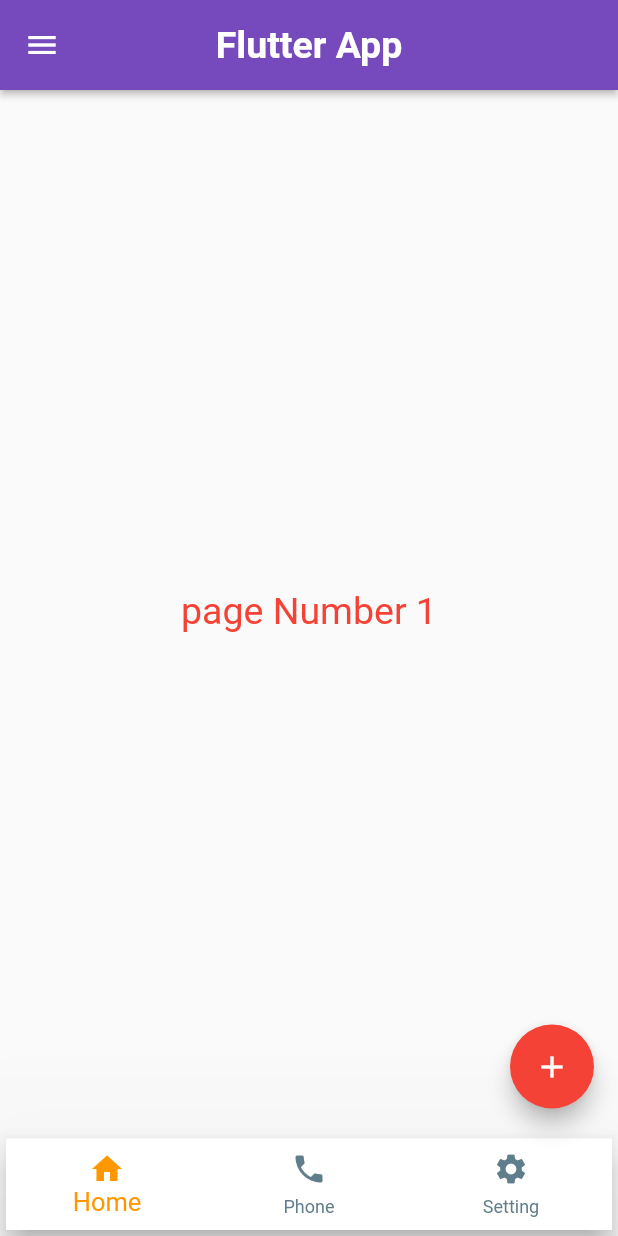
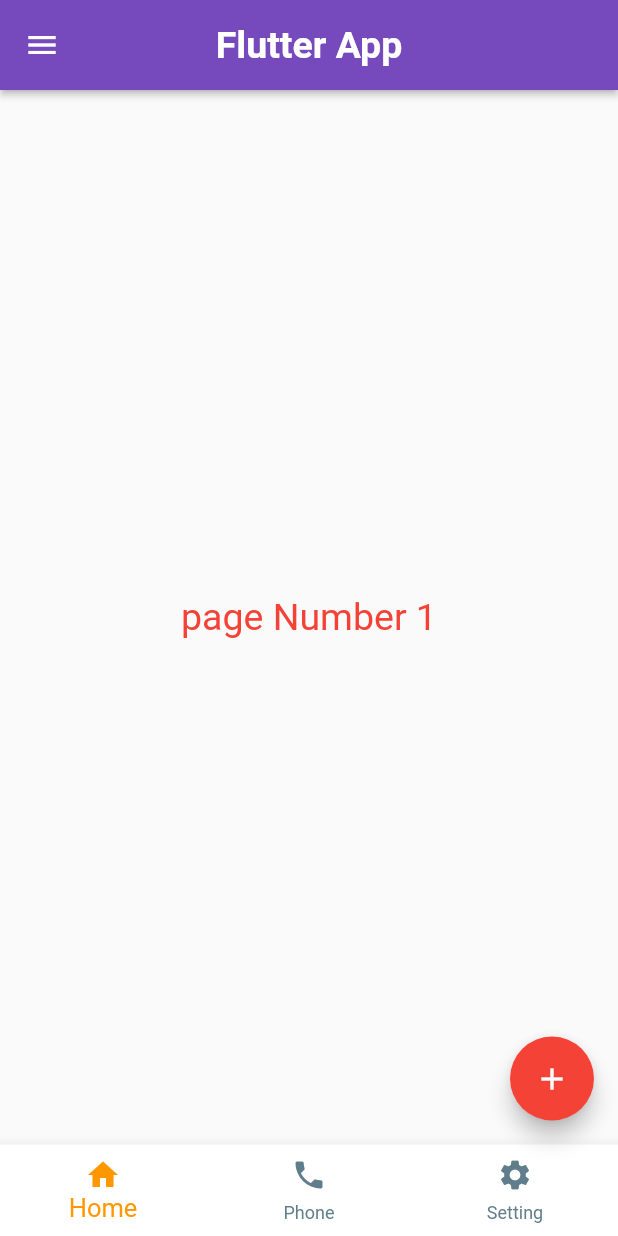
Before and after one commit to moniruzzaman76/Flutter-UI-Design, a Flutter app: the screen it shows after launch, on a phone screen of 412 x 824 dp. Run offline on Flutter 3.47's test engine with Material 2 defaults, Android fonts, the phone set to English and light mode, and no system bars.

Commit message:
Appbar,navigation drawer and bottom navigation tab bar

```diff
--- a/lib/home_screen.dart
+++ b/lib/home_screen.dart
@@ -100,9 +100,7 @@ class _MyHomePageState extends State<MyHomePage> {
             ],
           ),
         ),
-        bottomNavigationBar: Card(
-          elevation: 100,
-          child: BottomNavigationBar(
+        bottomNavigationBar: BottomNavigationBar(
           onTap: onTabTapped,
           currentIndex: selectedIndex,
           backgroundColor: Colors.white,
@@ -116,7 +114,6 @@ class _MyHomePageState extends State<MyHomePage> {
                 icon: Icon(Icons.settings), label: "Setting"),
           ],
         ),
-        ),
         body: Center(
             child: pageList[selectedIndex]
         ),
```
Lines whose indentation alone changed are shown as unchanged.
